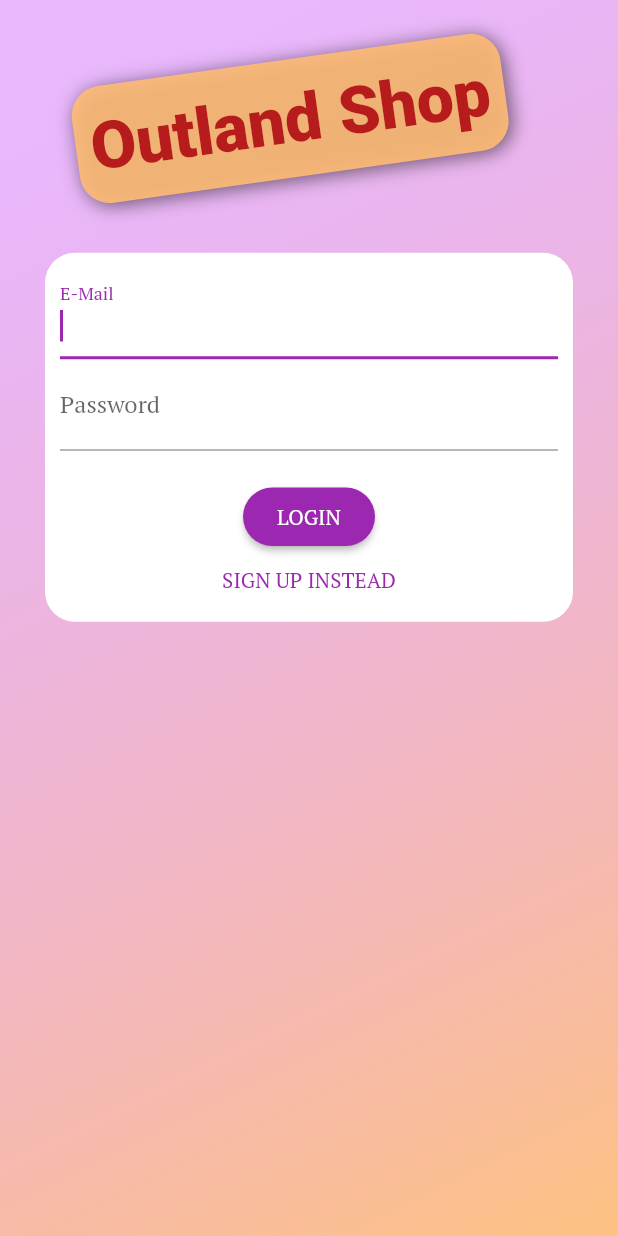
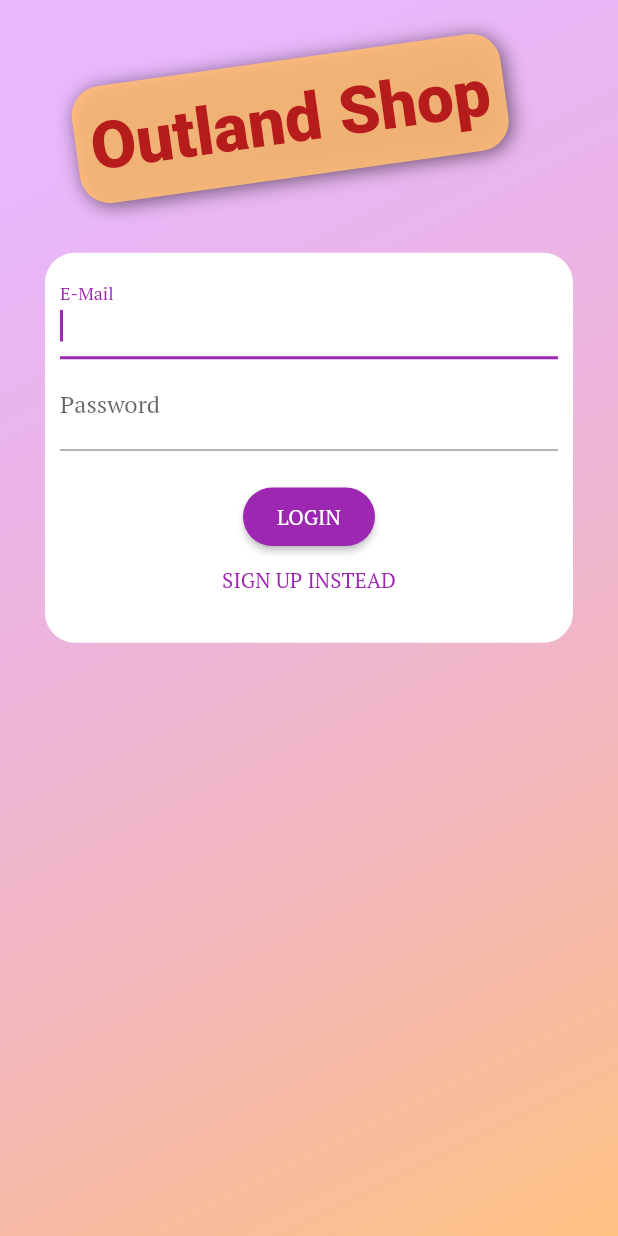
Before and after one commit to daninikkhah/shop_app, a Flutter app: the screen it shows after launch, on a phone screen of 412 x 824 dp. Run offline on Flutter 3.47's test engine with Material 2 defaults, Android fonts, the phone set to English and light mode, and no system bars; our stand-ins replace google_fonts, shared_preferences; Roboto replaces fonts that are missing (Nosifer).

Commit message:
authentication_form.dart -animation added for switching between auth modes (just for changing containers height)

```diff
--- a/lib/main.dart
+++ b/lib/main.dart
@@ -99,7 +99,7 @@ class MyApp extends StatelessWidget {
               ? ProductOverviewScreen()
               : FutureBuilder(
                   future: auth.autoLogin(),
-                  builder: (context, snapshot) =>
+                  builder: (context, snapshot) => //snapshot.data == null
                       snapshot.connectionState == ConnectionState.waiting
                           ? LoadingScreen()
                           : AuthenticationScreen(),
--- a/lib/providers/authentication.dart
+++ b/lib/providers/authentication.dart
@@ -80,7 +80,6 @@ class Authentication with ChangeNotifier {
           await SharedPreferences.getInstance();
       await sharedPreferences.clear();
     } catch (e) {
-      print('errrrrrroooooooooooorrrrrrrrrrr');
       print(e);
     }
   }
--- a/lib/screens/app_drawer.dart
+++ b/lib/screens/app_drawer.dart
@@ -4,6 +4,7 @@ import '../providers/authentication.dart';
 import './product_overview_screen.dart';
 import '../screens/orders_screen.dart';
 import '../screens/user_products_screen.dart';
+import '../screens/authentication_screen.dart';
 
 class AppDrawer extends StatelessWidget {
   @override
@@ -47,6 +48,8 @@ class AppDrawer extends StatelessWidget {
               Navigator.of(context).pop();
 //              Navigator.pushReplacementNamed(context,
 //                  ProductOverviewScreen.route); //todo why it is needed??
+              //Navigator.of(context).pushReplacementNamed(AuthenticationScreen.route);
+              // todo what happens when running a new screen without navigator??
               Provider.of<Authentication>(context, listen: false).logout();
             },
           ),
--- a/lib/widgets/authentication_form.dart
+++ b/lib/widgets/authentication_form.dart
@@ -10,7 +10,8 @@ class AuthenticationForm extends StatefulWidget {
   _AuthenticationFormState createState() => _AuthenticationFormState();
 }
 
-class _AuthenticationFormState extends State<AuthenticationForm> {
+class _AuthenticationFormState extends State<AuthenticationForm>
+    with SingleTickerProviderStateMixin {
   final FocusNode passFocusNode = FocusNode();
   final FocusNode reEnterPassFocusNode = FocusNode();
   final GlobalKey<FormState> _form = GlobalKey<FormState>();
@@ -19,6 +20,9 @@ class _AuthenticationFormState extends State<AuthenticationForm> {
   String email;
   String password;
   bool isLoading = false;
+
+  AnimationController _containerSizeController;
+  Animation<Size> _containerHeightAnimation;
 
   String mailValidator(String input) {
     if (input.contains('@')) return null;
@@ -93,6 +97,32 @@ class _AuthenticationFormState extends State<AuthenticationForm> {
           ? AuthenticationMode.Login
           : AuthenticationMode.Signup;
     });
+    authenticationMode == AuthenticationMode.Signup
+        ? _containerSizeController.forward()
+        : _containerSizeController.reverse();
+  }
+
+  @override
+  void initState() {
+    _containerSizeController = AnimationController(
+      vsync: this,
+      duration: Duration(milliseconds: 400),
+    );
+    _containerHeightAnimation = Tween<Size>(
+            begin: Size(double.infinity, 260), end: Size(double.infinity, 320))
+        .animate(CurvedAnimation(
+            parent: _containerSizeController,
+            curve: Curves.fastLinearToSlowEaseIn));
+    _containerHeightAnimation.addListener(() {
+      setState(() {});
+    });
+    super.initState();
+  }
+
+  @override
+  void dispose() {
+    // TODO: implement dispose
+    super.dispose();
   }
 
   @override
@@ -101,6 +131,9 @@ class _AuthenticationFormState extends State<AuthenticationForm> {
     return Form(
         key: _form,
         child: Container(
+          height: _containerHeightAnimation.value.height,
+          constraints:
+              BoxConstraints(minHeight: _containerHeightAnimation.value.height),
           margin: const EdgeInsets.symmetric(vertical: 10, horizontal: 30),
           padding: const EdgeInsets.symmetric(vertical: 10, horizontal: 10),
           decoration: BoxDecoration(
```
